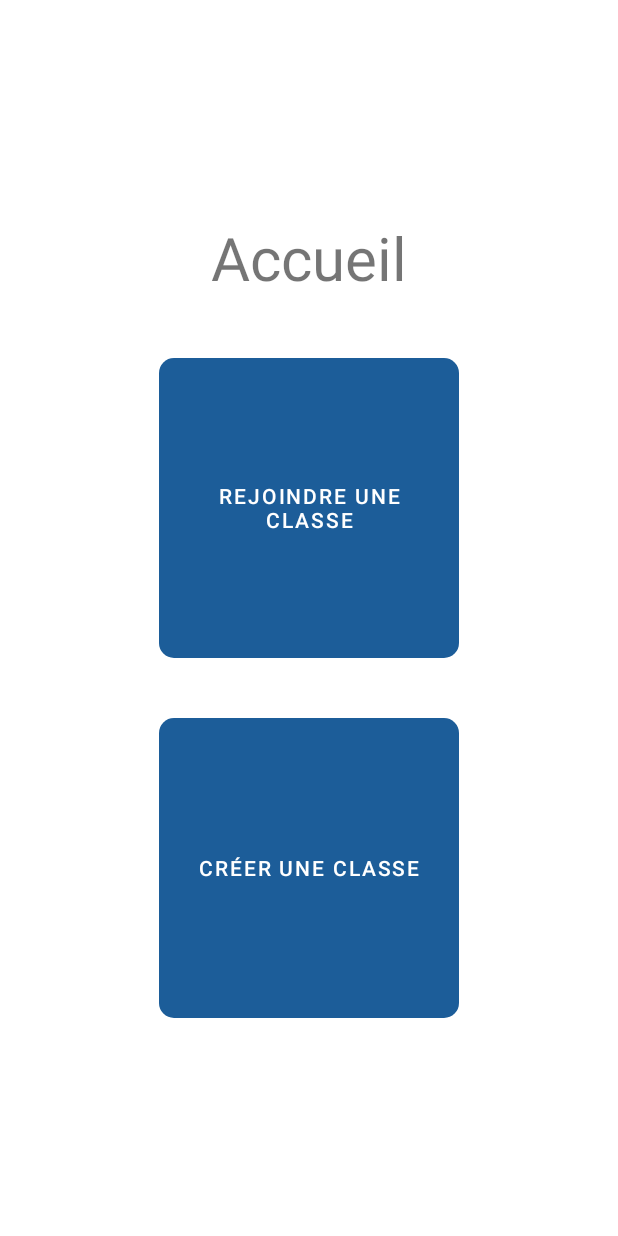
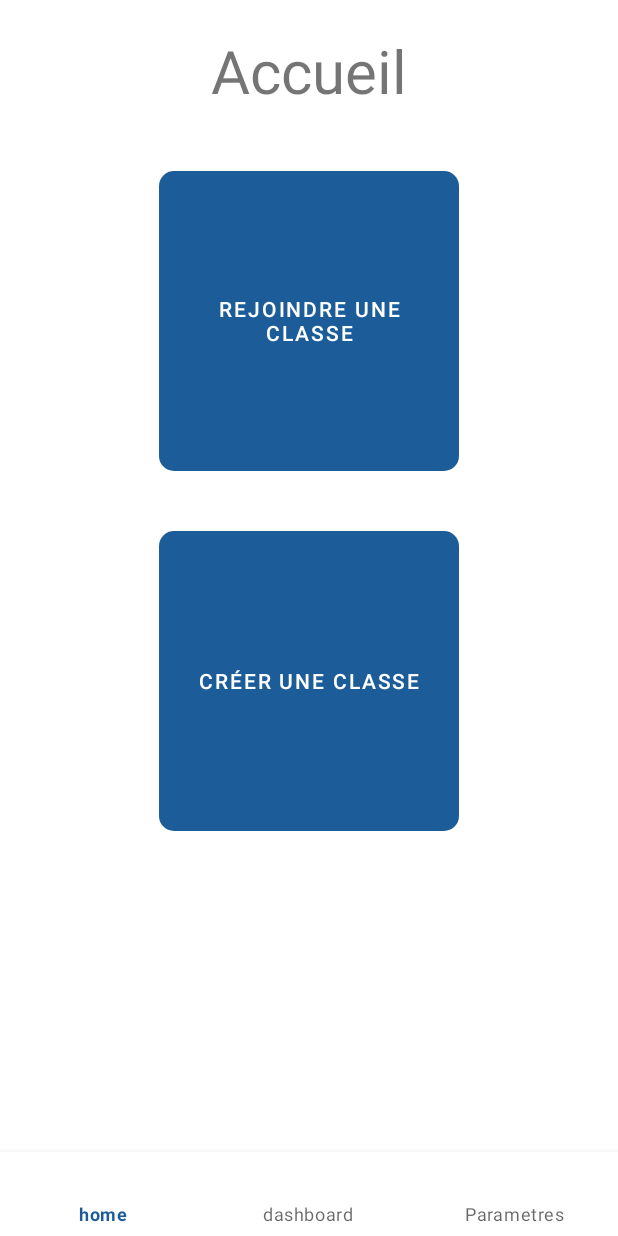
Before and after one commit to Rom2-ls/MyClass, an Android app: the screen it shows after launch once a user with an empty profile is signed in (HomeActivity), on a phone screen of 412 x 824 dp. Run offline under Robolectric (Android 15) with nearby library versions, the phone set to English and light mode, and no system bars; our stand-ins replace Firebase (no records; nobody signed in at launch, a user with empty details on screens opened directly).

Commit message:
Ajout de la navbar

```diff
--- a/app/src/main/res/layout/activity_home.xml
+++ b/app/src/main/res/layout/activity_home.xml
@@ -3,11 +3,13 @@
     xmlns:tools="http://schemas.android.com/tools"
     android:layout_width="match_parent"
     android:layout_height="match_parent"
-    android:paddingLeft="16dp"
-    android:paddingRight="16dp"
+    xmlns:app="http://schemas.android.com/apk/res-auto"
+    android:paddingLeft="0dp"
+    android:paddingRight="0dp"
     android:gravity="center"
     android:orientation="vertical"
     tools:context=".HomeActivity">
+
 
     <TextView
         android:id="@+id/textView"
@@ -33,4 +35,22 @@
         android:layout_margin="20dp"
         android:background="@drawable/home_menu_button"
         />
+
+
+    <LinearLayout xmlns:android="http://schemas.android.com/apk/res/android"
+        xmlns:tools="http://schemas.android.com/tools"
+        android:layout_width="match_parent"
+        android:layout_height="match_parent"
+        xmlns:app="http://schemas.android.com/apk/res-auto"
+        android:gravity="bottom">
+
+    <com.google.android.material.bottomnavigation.BottomNavigationView
+        android:id="@+id/nav_view"
+        android:layout_width="match_parent"
+        android:layout_height="wrap_content"
+        android:layout_marginStart="0dp"
+        android:layout_marginEnd="0dp"
+        android:background="?android:attr/windowBackground"
+        app:menu="@menu/bottom_nav_menu" />
+    </LinearLayout>
 </LinearLayout>
--- /dev/null
+++ b/app/src/main/res/menu/bottom_nav_menu.xml
@@ -0,0 +1,13 @@
+<menu xmlns:android="http://schemas.android.com/apk/res/android">
+    <item
+        android:id="@+id/navigation_home"
+        android:title="home" />
+
+    <item
+        android:id="@+id/navigation_dashboard"
+        android:title="dashboard" />
+
+    <item
+        android:id="@+id/navigation_parametres"
+        android:title="Parametres" />
+</menu>
```
Also changed, not shown: app/src/main/java/com/example/myclass/HomeActivity.kt (+24 -0 lines).
